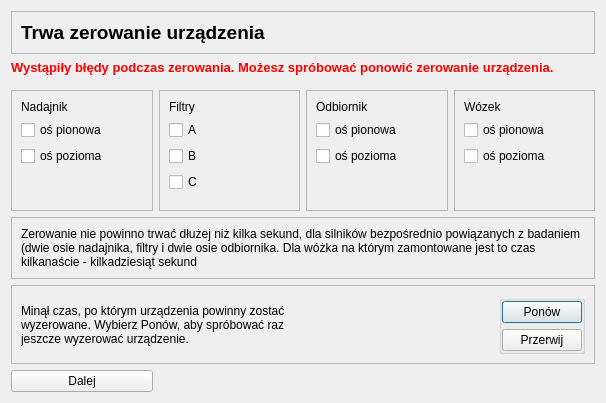
Before: the Qt Designer form CzujkiLinioweApp/oknozerowanieurzadzenia.ui in wiacekmarcin/CzujkiLiniowe, drawn with Qt 5.
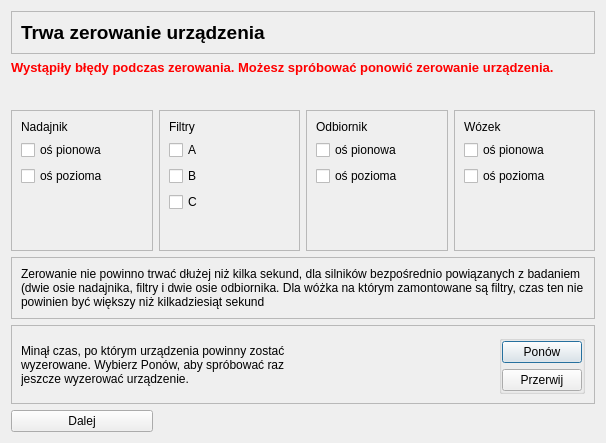
After: the same form once the commit is applied.

Diff of the .ui file:
```diff
--- a/CzujkiLinioweApp/oknozerowanieurzadzenia.ui
+++ b/CzujkiLinioweApp/oknozerowanieurzadzenia.ui
@@ -7,7 +7,7 @@
     <x>0</x>
     <y>0</y>
     <width>606</width>
-    <height>403</height>
+    <height>443</height>
    </rect>
   </property>
   <property name="windowTitle">
@@ -99,7 +99,7 @@
       <item>
        <widget class="QLabel" name="label_4">
         <property name="text">
-         <string>Zerowanie nie powinno trwać dłużej niż kilka sekund, dla silników bezpośrednio powiązanych z badaniem (dwie osie nadajnika, filtry i dwie osie odbiornika. Dla wóżka na którym zamontowane jest to czas kilkanaście - kilkadziesiąt sekund</string>
+         <string>Zerowanie nie powinno trwać dłużej niż kilka sekund, dla silników bezpośrednio powiązanych z badaniem (dwie osie nadajnika, filtry i dwie osie odbiornika. Dla wóżka na którym zamontowane są filtry, czas ten nie powinien być większy niż kilkadziesiąt sekund</string>
         </property>
         <property name="wordWrap">
          <bool>true</bool>
```
